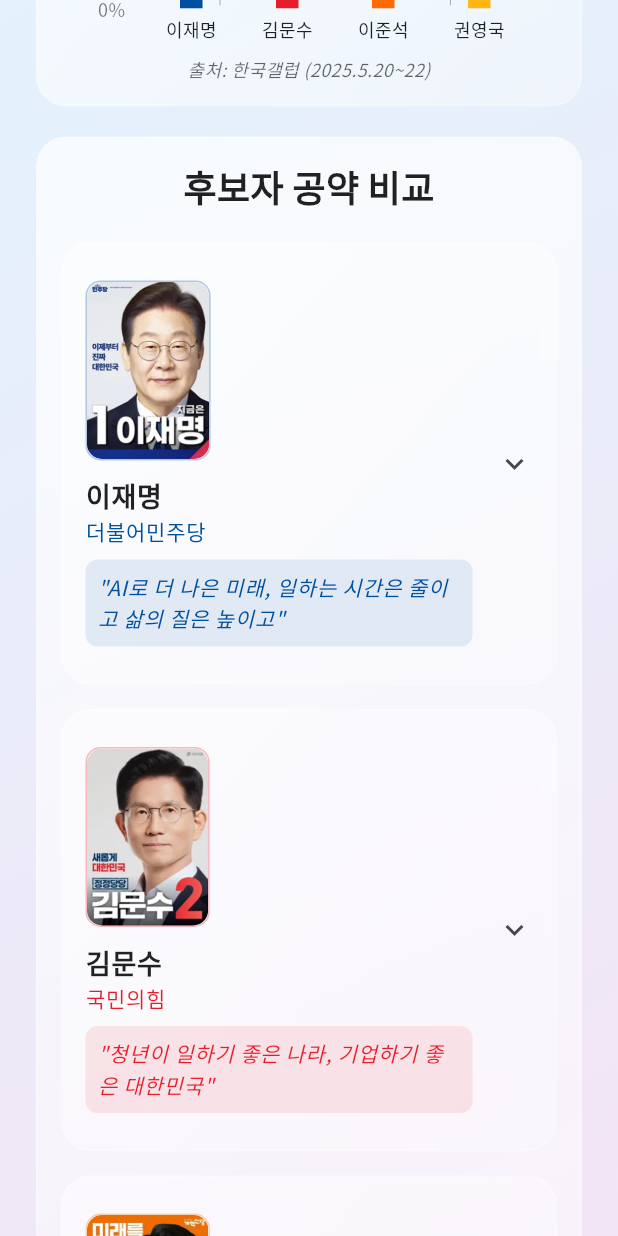
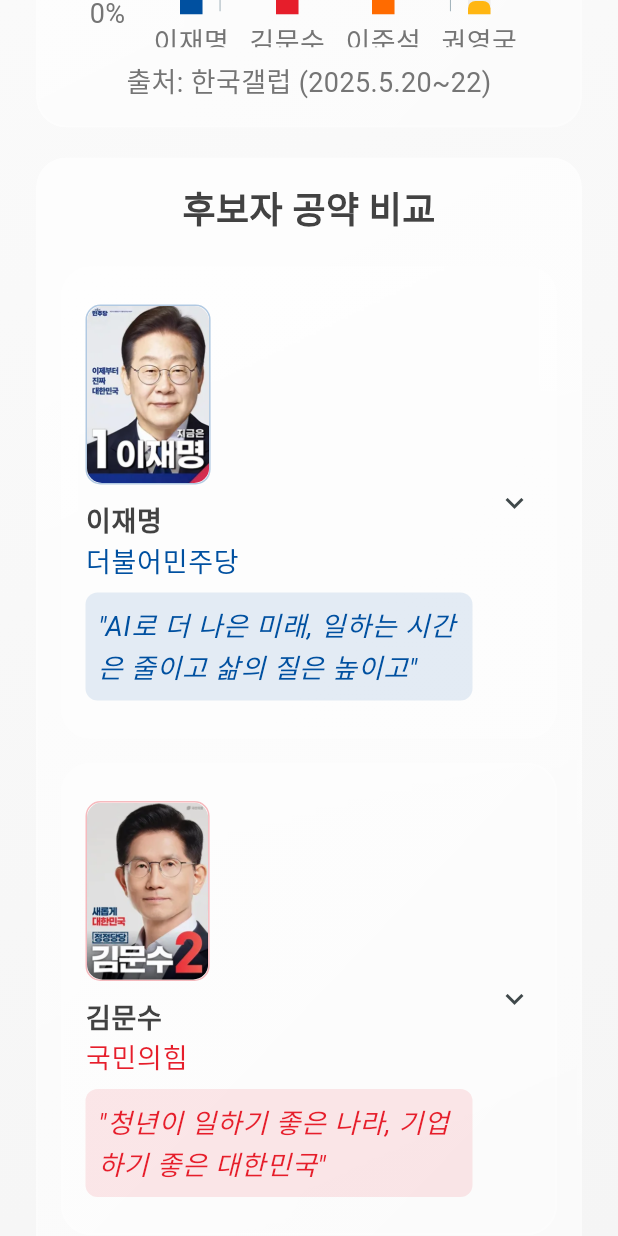
Before and after one commit to jangjia01234/ez-vote-kr, a Flutter app: the screen it shows after launch, scrolled down 576 dp, on a phone screen of 412 x 824 dp. Run offline on Flutter 3.47's test engine with Material 3 defaults, Android fonts, the light colour scheme and no system bars; drawn by our look-alikes of fl_chart.

Commit message:
fix: const 관련 에러 수정 및 텍스트 스타일 중앙화 - AppTextStyles 클래스 생성, const Text 위젯 수정, main.dart 재생성

```diff
--- a/lib/main.dart
+++ b/lib/main.dart
@@ -1,5 +1,4 @@
 import 'package:flutter/material.dart';
-import 'package:google_fonts/google_fonts.dart';
 import 'screens/home_page.dart';
 
 void main() {
@@ -12,13 +11,15 @@
   @override
   Widget build(BuildContext context) {
     return MaterialApp(
-      title: '2025 대선 정보',
+      title: '2025 대선',
+      debugShowCheckedModeBanner: false,
       theme: ThemeData(
-        primarySwatch: Colors.blue,
-        textTheme: GoogleFonts.notoSansKrTextTheme(),
-        scaffoldBackgroundColor: Colors.transparent,
+        colorScheme: ColorScheme.fromSeed(
+          seedColor: Colors.grey,
+          brightness: Brightness.light,
+        ),
+        useMaterial3: true,
       ),
-      debugShowCheckedModeBanner: false,
       home: const HomePage(),
     );
   }
--- a/lib/screens/home_page.dart
+++ b/lib/screens/home_page.dart
@@ -2,6 +2,7 @@
 import 'package:fl_chart/fl_chart.dart';
 import 'package:intl/intl.dart';
 import '../widgets/glass_card.dart';
+import '../widgets/text_styles.dart';
 
 class HomePage extends StatefulWidget {
   const HomePage({super.key});
@@ -125,8 +126,8 @@
             begin: Alignment.topLeft,
             end: Alignment.bottomRight,
             colors: [
-              Colors.blue.shade50,
-              Colors.purple.shade50,
+              Colors.grey.shade50,
+              Colors.grey.shade100,
             ],
           ),
         ),
@@ -165,25 +166,12 @@
         children: [
           Text(
             '2025 대선',
-            style: TextStyle(
-              fontSize: 32,
-              fontWeight: FontWeight.bold,
-              foreground: Paint()
-                ..shader = LinearGradient(
-                  colors: [
-                    Colors.blue.shade700,
-                    Colors.purple.shade700,
-                  ],
-                ).createShader(const Rect.fromLTWH(0.0, 0.0, 200.0, 70.0)),
-            ),
+            style: AppTextStyles.title(context),
           ),
           const SizedBox(height: 8),
-          const Text(
+          Text(
             '밈으로 보는 대선 특집',
-            style: TextStyle(
-              fontSize: 18,
-              color: Colors.black54,
-            ),
+            style: AppTextStyles.subtitle(context),
           ),
         ],
       ),
@@ -206,13 +194,9 @@
           child: Column(
             mainAxisSize: MainAxisSize.min,
             children: [
-              const Text(
+              Text(
                 '2025년 대선까지',
-                style: TextStyle(
-                  fontSize: 24,
-                  fontWeight: FontWeight.bold,
-                  color: Colors.black87,
-                ),
+                style: AppTextStyles.title(context),
               ),
               const SizedBox(height: 20),
               Row(
@@ -238,10 +222,10 @@
     return Container(
       padding: const EdgeInsets.symmetric(horizontal: 12, vertical: 8),
       decoration: BoxDecoration(
-        color: Colors.white.withOpacity(0.3),
+        color: Colors.grey.shade50.withOpacity(0.3),
         borderRadius: BorderRadius.circular(8),
         border: Border.all(
-          color: Colors.white.withOpacity(0.5),
+          color: Colors.grey.shade200,
           width: 1,
         ),
       ),
@@ -249,19 +233,12 @@
         children: [
           Text(
             value.toString().padLeft(2, '0'),
-            style: const TextStyle(
-              fontSize: 24,
-              fontWeight: FontWeight.bold,
-              color: Colors.black87,
-            ),
+            style: AppTextStyles.title(context),
           ),
           const SizedBox(height: 4),
           Text(
             label,
-            style: TextStyle(
-              fontSize: 12,
-              color: Colors.black.withOpacity(0.6),
-            ),
+            style: AppTextStyles.subtitle(context),
           ),
         ],
       ),
@@ -273,13 +250,9 @@
       child: Column(
         mainAxisSize: MainAxisSize.min,
         children: [
-          const Text(
+          Text(
             '실시간 지지율',
-            style: TextStyle(
-              fontSize: 24,
-              fontWeight: FontWeight.bold,
-              color: Colors.black87,
-            ),
+            style: AppTextStyles.title(context),
           ),
           const SizedBox(height: 20),
           SizedBox(
@@ -293,15 +266,12 @@
                   barTouchData: BarTouchData(
                     enabled: true,
                     touchTooltipData: BarTouchTooltipData(
-                      tooltipBgColor: Colors.white.withOpacity(0.8),
+                      tooltipBgColor: Colors.grey.shade50.withOpacity(0.9),
                       tooltipRoundedRadius: 8,
                       getTooltipItem: (group, groupIndex, rod, rodIndex) {
                         return BarTooltipItem(
                           '${rod.toY.toInt()}%',
-                          const TextStyle(
-                            color: Colors.black87,
-                            fontWeight: FontWeight.bold,
-                          ),
+                          AppTextStyles.title(context),
                         );
                       },
                     ),
@@ -323,10 +293,7 @@
                             padding: const EdgeInsets.only(top: 5),
                             child: Text(
                               names[value.toInt()],
-                              style: const TextStyle(
-                                fontSize: 12,
-                                color: Colors.black87,
-                              ),
+                              style: AppTextStyles.subtitle(context),
                             ),
                           );
                         },
@@ -343,10 +310,7 @@
                             space: 12,
                             child: Text(
                               '${value.toInt()}%',
-                              style: const TextStyle(
-                                fontSize: 12,
-                                color: Colors.black54,
-                              ),
+                              style: AppTextStyles.subtitle(context),
                             ),
                           );
                         },
@@ -365,7 +329,7 @@
                     horizontalInterval: 20,
                     getDrawingHorizontalLine: (value) {
                       return FlLine(
-                        color: Colors.black12,
+                        color: Colors.grey.shade300,
                         strokeWidth: 1,
                       );
                     },
@@ -378,11 +342,8 @@
           const SizedBox(height: 10),
           Text(
             '출처: 한국갤럽 (2025.5.20~22)',
-            style: TextStyle(
-              fontSize: 12,
-              color: Colors.black.withOpacity(0.6),
-              fontStyle: FontStyle.italic,
-            ),
+            style: AppTextStyles.subtitle(context),
+            textAlign: TextAlign.center,
           ),
         ],
       ),
@@ -401,7 +362,7 @@
           backDrawRodData: BackgroundBarChartRodData(
             show: true,
             toY: 100,
-            color: Colors.black.withOpacity(0.05),
+            color: Colors.grey.shade200,
           ),
         ),
       ],
@@ -412,13 +373,9 @@
     return GlassCard(
       child: Column(
         children: [
-          const Text(
+          Text(
             '후보자 공약 비교',
-            style: TextStyle(
-              fontSize: 24,
-              fontWeight: FontWeight.bold,
-              color: Colors.black87,
-            ),
+            style: AppTextStyles.title(context),
           ),
           const SizedBox(height: 20),
           LayoutBuilder(
@@ -541,16 +498,13 @@
               const SizedBox(height: 10),
               Text(
                 name,
-                style: const TextStyle(
+                style: AppTextStyles.title(context).copyWith(
                   fontSize: 18,
-                  fontWeight: FontWeight.bold,
-                  color: Colors.black87,
                 ),
               ),
               Text(
                 getParty(name),
-                style: TextStyle(
-                  fontSize: 14,
+                style: AppTextStyles.subtitle(context).copyWith(
                   color: getPartyColor(name),
                   fontWeight: FontWeight.w500,
                 ),
@@ -564,8 +518,7 @@
                 ),
                 child: Text(
                   getSlogan(),
-                  style: TextStyle(
-                    fontSize: 14,
+                  style: AppTextStyles.subtitle(context).copyWith(
                     fontStyle: FontStyle.italic,
                     color: getPartyColor(name),
                   ),
@@ -582,13 +535,9 @@
               child: Column(
                 crossAxisAlignment: CrossAxisAlignment.start,
                 children: [
-                  const Text(
+                  Text(
                     '이런 정책을 약속드립니다!',
-                    style: TextStyle(
-                      fontSize: 16,
-                      fontWeight: FontWeight.bold,
-                      color: Colors.black87,
-                    ),
+                    style: AppTextStyles.title(context),
                   ),
                   const SizedBox(height: 10),
                   ...candidatesPolicies[name]!.entries.map((entry) {
@@ -608,10 +557,9 @@
                             ),
                             child: Text(
                               entry.key,
-                              style: TextStyle(
-                                fontSize: 14,
+                              style: AppTextStyles.subtitle(context).copyWith(
+                                color: getPartyColor(name),
                                 fontWeight: FontWeight.bold,
-                                color: getPartyColor(name),
                               ),
                             ),
                           ),
@@ -626,18 +574,12 @@
                               children: [
                                 Text(
                                   '✓ ',
-                                  style: TextStyle(
-                                    color: getPartyColor(name),
-                                    fontWeight: FontWeight.bold,
-                                  ),
+                                  style: AppTextStyles.subtitle(context),
                                 ),
                                 Expanded(
                                   child: Text(
                                     policy,
-                                    style: const TextStyle(
-                                      fontSize: 14,
-                                      color: Colors.black87,
-                                    ),
+                                    style: AppTextStyles.subtitle(context),
                                   ),
                                 ),
                               ],
--- /dev/null
+++ b/lib/widgets/text_styles.dart
@@ -0,0 +1,24 @@
+import 'package:flutter/material.dart';
+
+class AppTextStyles {
+  static TextStyle title(BuildContext context) => TextStyle(
+    fontSize: 24,
+    fontWeight: FontWeight.bold,
+    color: Colors.grey.shade800,
+  );
+
+  static TextStyle subtitle(BuildContext context) => TextStyle(
+    fontSize: 18,
+    color: Colors.grey.shade600,
+  );
+
+  static TextStyle body(BuildContext context) => TextStyle(
+    fontSize: 14,
+    color: Colors.grey.shade800,
+  );
+
+  static TextStyle caption(BuildContext context) => TextStyle(
+    fontSize: 12,
+    color: Colors.grey.shade600,
+  );
+}
```
Also changed, not shown: 2 other files.
